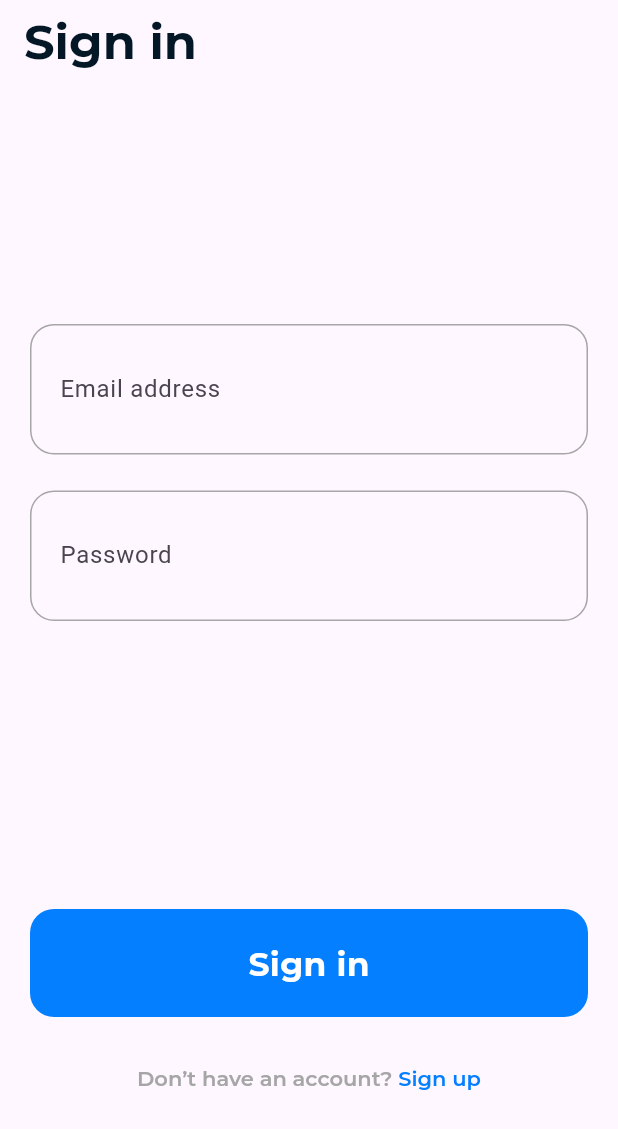
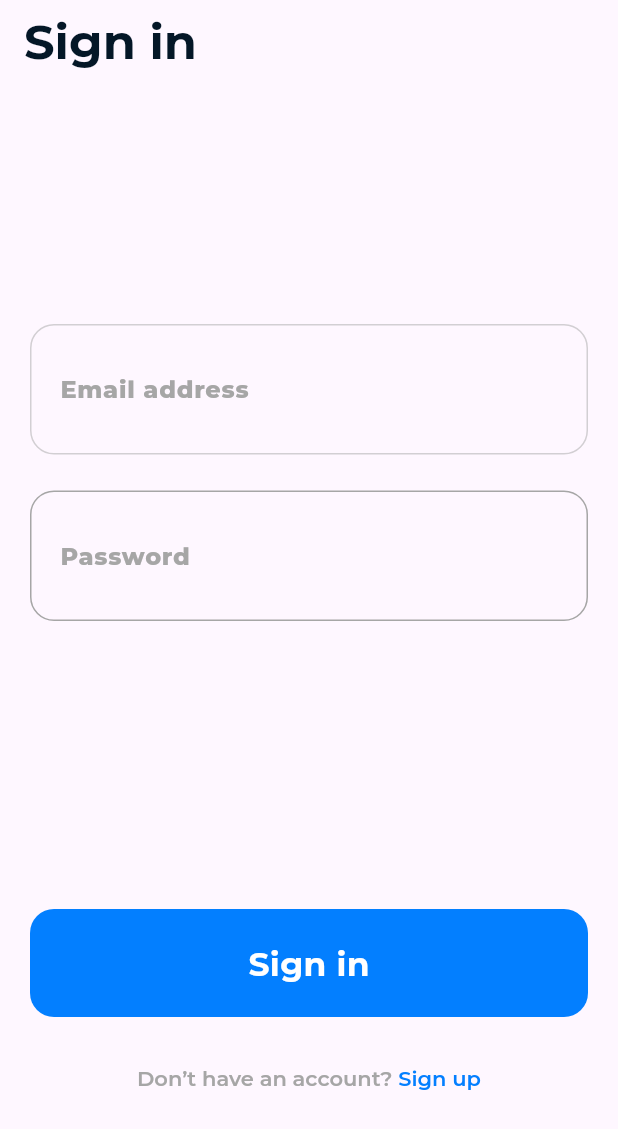
Before and after one commit to Raj-gopal/WealthWise, a Flutter app: the screen it shows after launch, after a tap on "Skip", after a tap on "Done", after a tap on "Sign in", on a phone screen of 412 x 824 dp. Shown: the top 1129 px of the screen. Run offline on Flutter 3.47's test engine with Material 3 defaults, Android fonts, the phone set to English and light mode, and no system bars; our stand-ins replace animated_splash_screen, cloud_firestore, firebase_auth, firebase_core, introduction_screen, page_transition and 2 more; missing offline and left inert: auto_size_text_field; accounts and stored records are empty; network calls fail.

```diff
--- a/lib/screen/Add_Fund.dart
+++ b/lib/screen/Add_Fund.dart
@@ -1,4 +1,3 @@
-import 'dart:html';
 
 import 'package:cloud_firestore/cloud_firestore.dart';
 import 'package:flutter/cupertino.dart';
--- a/lib/screen/OnBoarding.dart
+++ b/lib/screen/OnBoarding.dart
@@ -122,7 +122,7 @@ class onboarding_Screen extends StatelessWidget {
         onDone: () {
           Navigator.pushReplacement(
             context,
-            MaterialPageRoute(builder: (context) => sign_in()),
+            MaterialPageRoute(builder: (context) => SignIn()),
           );
         },
         skipOrBackFlex: 0,
--- a/lib/screen/home_screen.dart
+++ b/lib/screen/home_screen.dart
@@ -1,7 +1,6 @@
 import 'package:flutter/material.dart';
 import 'package:wealthwise/screen/profile_screen.dart';
 import 'package:wealthwise/section/Explore_section.dart';
-import 'package:wealthwise/section/Holding_screen.dart';
 import 'package:wealthwise/widgets/user_data.dart';
 
 class home_page extends StatefulWidget {
@@ -14,7 +13,7 @@ class home_page extends StatefulWidget {
 class _home_pageState extends State<home_page> {
   final List<Widget> tabViews = [
     Explore_section(),
-    HoldingScreen(),
+    Text('data'),
     Text('data'),
   ];
 
--- a/lib/screen/sign_in_page.dart
+++ b/lib/screen/sign_in_page.dart
@@ -4,27 +4,22 @@ import 'package:wealthwise/%20%20user_auth/firebase_auth_implementation/firebase
 import 'package:wealthwise/screen/home_screen.dart';
 import 'package:wealthwise/screen/sign_up_page.dart';
 
-
-class sign_in extends StatefulWidget {
-  const sign_in({super.key});
+class SignIn extends StatefulWidget {
+  const SignIn({Key? key});
 
   @override
-  State<sign_in> createState() => _sign_inState();
+  State<SignIn> createState() => _SignInState();
 }
 
-class _sign_inState extends State<sign_in> {
+class _SignInState extends State<SignIn> {
   final FirebaseAuthServices _auth = FirebaseAuthServices();
-
-
   TextEditingController _emailController = TextEditingController();
   TextEditingController _passwordController = TextEditingController();
 
   @override
   void dispose() {
-
     _emailController.dispose();
     _passwordController.dispose();
-
     super.dispose();
   }
 
@@ -45,7 +40,8 @@ class _sign_inState extends State<sign_in> {
                 color: Color(0xFF041727),
                 fontFamily: 'Montserrat',
                 fontSize: 32,
-                  fontWeight: FontWeight.w700),
+                fontWeight: FontWeight.w700,
+              ),
             ),
           ),
           body: Center(
@@ -53,7 +49,7 @@ class _sign_inState extends State<sign_in> {
               padding: const EdgeInsets.only(top: 128.0, left: 20, right: 20),
               child: Column(
                 children: [
-                  //Email
+                  // Email
                   Container(
                     margin: EdgeInsets.only(top: 32),
                     child: TextField(
@@ -61,25 +57,41 @@ class _sign_inState extends State<sign_in> {
                       style: TextStyle(
                         fontFamily: 'Montserrat',
                         fontWeight: FontWeight.bold,
-                          color: Color.fromRGBO(166, 166, 166, 1)),
+                        color: Color.fromRGBO(166, 166, 166, 1),
+                      ),
+                      cursorColor: Color.fromRGBO(3, 127, 255, 1),
                       decoration: InputDecoration(
                         enabledBorder: OutlineInputBorder(
                           borderRadius: BorderRadius.circular(16),
                           borderSide: BorderSide(
-                                color: Color.fromRGBO(166, 166, 166, 1))),
+                            color: Color.fromRGBO(166, 166, 166, .5),
+                          ),
+                        ),
                         focusedBorder: OutlineInputBorder(
                           borderRadius: BorderRadius.circular(16),
                           borderSide: BorderSide(
-                                color: Color.fromRGBO(3, 127, 255, 1))),
+                            color: Color.fromRGBO(3, 127, 255, 1),
+                          ),
+                        ),
                         contentPadding:
                             EdgeInsets.only(top: 31, bottom: 32, left: 16),
                         labelText: 'Email address',
+                        labelStyle: TextStyle(
+                          color: Color.fromRGBO(166, 166, 166, 1),
+                          fontFamily: 'Montserrat',
+                          fontWeight: FontWeight.w800 // Label color
+                        ),
                         hintText: 'example@gmail.com',
+                        hintStyle: TextStyle(
+                           color: Color.fromRGBO(166, 166, 166, 1),
+                          fontFamily: 'Montserrat',
+                          fontWeight: FontWeight.w800
+                        )
                       ),
                     ),
                   ),
 
-                  //Password
+                  // Password
                   Container(
                     margin: EdgeInsets.only(top: 24),
                     child: TextField(
@@ -88,25 +100,41 @@ class _sign_inState extends State<sign_in> {
                       style: TextStyle(
                         fontFamily: 'Montserrat',
                         fontWeight: FontWeight.bold,
-                          color: Color.fromRGBO(166, 166, 166, 1)),
+                        color: Color.fromRGBO(166, 166, 166, .5),
+                      ),
+                      cursorColor: Color.fromRGBO(3, 127, 255, 1),
                       decoration: InputDecoration(
                         enabledBorder: OutlineInputBorder(
                           borderRadius: BorderRadius.circular(16),
                           borderSide: BorderSide(
-                                color: Color.fromRGBO(166, 166, 166, 1))),
+                            color: Color.fromRGBO(166, 166, 166, 1),
+                          ),
+                        ),
                         focusedBorder: OutlineInputBorder(
                           borderRadius: BorderRadius.circular(16),
                           borderSide: BorderSide(
-                                color: Color.fromRGBO(3, 127, 255, 1))),
+                            color: Color.fromRGBO(3, 127, 255, 1),
+                          ),
+                        ),
                         contentPadding:
                             EdgeInsets.only(top: 31, bottom: 32, left: 16),
                         labelText: 'Password',
+                        labelStyle: TextStyle(
+                          color: Color.fromRGBO(166, 166, 166, 1),
+                          fontFamily: 'Montserrat',
+                          fontWeight: FontWeight.w800  // Label color
+                        ),
                         hintText: '12345678',
+                        hintStyle: TextStyle(
+                           color: Color.fromRGBO(166, 166, 166, 1),
+                          fontFamily: 'Montserrat',
+                          fontWeight: FontWeight.w800
+                        )
                       ),
                     ),
                   ),
 
-                  //Button
+                  // Button
                   Container(
                     margin: EdgeInsets.only(top: 192),
                     child: GestureDetector(
@@ -124,18 +152,25 @@ class _sign_inState extends State<sign_in> {
                               fontFamily: 'Montserrat',
                               fontSize: 22,
                               fontWeight: FontWeight.bold,
-                                color: Colors.white),
-                          )),
+                              color: Colors.white,
                             ),
-                      )),
+                          ),
+                        ),
+                      ),
+                    ),
+                  ),
 
-                  //Sign up
+                  // Sign up
                   Container(
                     margin: EdgeInsets.only(top: 32),
                     child: GestureDetector(
                       onTap: () {
-                        Navigator.push(context,
-                            MaterialPageRoute(builder: (context) => sign_up()));
+                        Navigator.push(
+                          context,
+                          MaterialPageRoute(
+                            builder: (context) => sign_up(),
+                          ),
+                        );
                       },
                       child: RichText(
                         text: TextSpan(
@@ -143,15 +178,19 @@ class _sign_inState extends State<sign_in> {
                           style: TextStyle(
                             color: Color.fromRGBO(166, 166, 166, 1),
                             fontFamily: 'Montserrat',
-                                fontWeight: FontWeight.w600),
+                            fontWeight: FontWeight.w600,
+                          ),
                           children: <TextSpan>[
                             TextSpan(
                               text: ' Sign up',
                               style: TextStyle(
                                 color: Color.fromRGBO(3, 127, 255, 1),
                                 fontFamily: 'Montserrat',
-                                      fontWeight: FontWeight.w600))
-                            ]),
+                                fontWeight: FontWeight.w600,
+                              ),
+                            ),
+                          ],
+                        ),
                       ),
                     ),
                   ),
@@ -165,29 +204,21 @@ class _sign_inState extends State<sign_in> {
   }
 
   void _signIn() async {
-
     String email = _emailController.text;
     String password = _passwordController.text;
 
     User? user = await _auth.signInWithEmailAndPassword(email, password);
 
     if (user != null) {
-      print('User is Sucessfully Craeted');
+      print('User is Successfully Created');
       Navigator.pushReplacement(
-          context, MaterialPageRoute(builder: (context) => const home_page()));
+        context,
+        MaterialPageRoute(
+          builder: (context) => const home_page(),
+        ),
+      );
     } else {
-      print("some error happened");
+      print("Some error happened");
     }
   }
 }
-
-class AuthService {
-  final FirebaseAuth _auth = FirebaseAuth.instance;
-
-
-
-  String? getCurrentUserEmail() {
-    User? user = _auth.currentUser;
-    return user?.email;
-  }
-}
--- a/lib/screen/sign_up_page.dart
+++ b/lib/screen/sign_up_page.dart
@@ -189,7 +189,7 @@ class _sign_upState extends State<sign_up> {
                           Navigator.push(
                               context,
                               MaterialPageRoute(
-                                  builder: (context) => sign_in()));
+                                  builder: (context) => SignIn()));
                         },
                         child: RichText(
                           text: TextSpan(
```
Also changed, not shown: pubspec.yaml (+4 -4 lines), pubspec.lock, 2 other files. Lines whose indentation alone changed are shown as unchanged.
